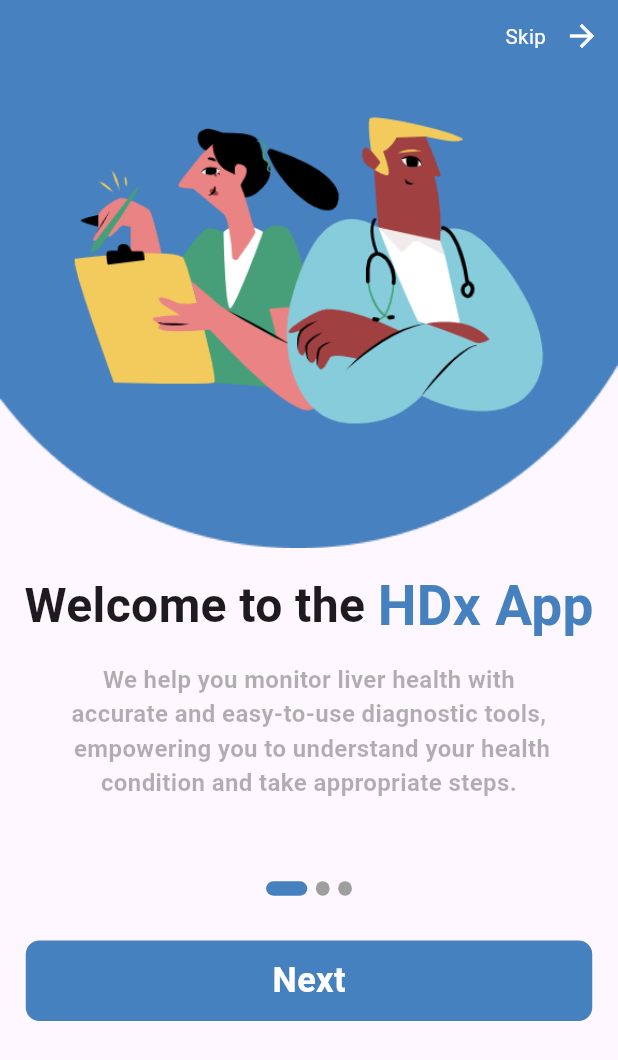
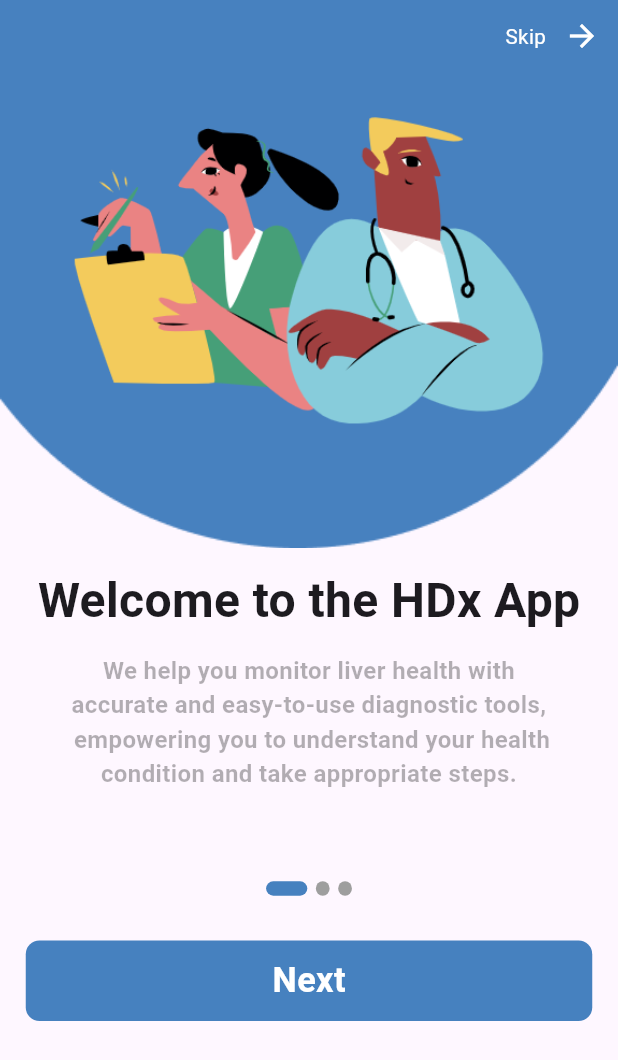
Before and after one commit to abdulrahmanibrahimdawood/Hepato_Diagnosis, a Flutter app: the screen it shows after launch, after a tap on "Next", after a tap on "Back", on a phone screen of 412 x 824 dp. Shown: the top 1060 px of the screen. Run offline on Flutter 3.47's test engine with Material 3 defaults, Android fonts, the phone set to English and light mode, and no system bars; our stand-ins replace animated_splash_screen, flutter_screenutil, font_awesome_flutter.

Commit message:
title responsive

```diff
--- a/lib/pages/first_board_page.dart
+++ b/lib/pages/first_board_page.dart
@@ -31,16 +31,17 @@
             mainAxisAlignment: MainAxisAlignment.center,
             children: [
               Text(
-                'Welcome to the ',
+                'Welcome to the HDx App',
                 style: TextStyle(fontSize: 28.sp, fontWeight: FontWeight.bold),
+                textAlign: TextAlign.center,
               ),
-              Text(
-                'HDx App',
-                style: TextStyle(
-                    fontSize: 32.sp,
-                    fontWeight: FontWeight.bold,
-                    color: kPrimaryColor),
-              ),
+              // Text(
+              //   'HDx App',
+              //   style: TextStyle(
+              //       fontSize: 32.sp,
+              //       fontWeight: FontWeight.bold,
+              //       color: kPrimaryColor),
+              // ),
             ],
           ),
           SizedBox(
--- a/lib/pages/scound_board_page.dart
+++ b/lib/pages/scound_board_page.dart
@@ -30,6 +30,7 @@
           Text(
             'Fast and Reliable Results',
             style: TextStyle(fontSize: 28.sp, fontWeight: FontWeight.bold),
+            textAlign: TextAlign.center,
           ),
           SizedBox(
             height: 10.h,
--- a/lib/pages/third_board_page.dart
+++ b/lib/pages/third_board_page.dart
@@ -30,6 +30,7 @@
           Text(
             'Start Your Health Journey',
             style: TextStyle(fontSize: 28.sp, fontWeight: FontWeight.bold),
+            textAlign: TextAlign.center,
           ),
           SizedBox(
             height: 10.h,
--- a/lib/widget/custom_row_icons_log_in.dart
+++ b/lib/widget/custom_row_icons_log_in.dart
@@ -54,10 +54,12 @@
       ),
       child: IconButton(
         onPressed: onPressed,
-        icon: FaIcon(
-          icon,
-          size: 35.w,
-          color: color,
+        icon: Center(
+          child: FaIcon(
+            icon,
+            size: 35.w,
+            color: color,
+          ),
         ),
       ),
     );
```
